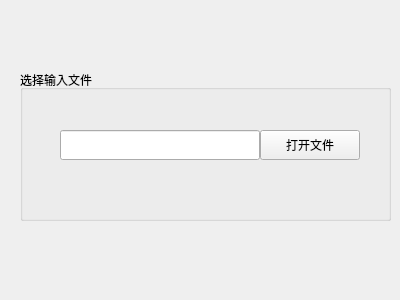
The window that 7_10_CUSA/form.ui (MaoXi/Qt_Learning) describes before a commit, drawn with Qt 5.
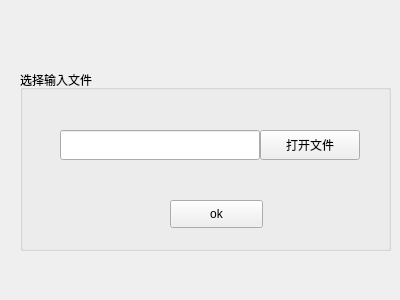
The same window after the commit.

```diff
--- a/7_10_CUSA/form.ui
+++ b/7_10_CUSA/form.ui
@@ -19,7 +19,7 @@
      <x>20</x>
      <y>70</y>
      <width>371</width>
-     <height>151</height>
+     <height>181</height>
     </rect>
    </property>
    <property name="title">
@@ -48,6 +48,19 @@
      </rect>
     </property>
    </widget>
+   <widget class="QPushButton" name="pushButton_2">
+    <property name="geometry">
+     <rect>
+      <x>150</x>
+      <y>130</y>
+      <width>93</width>
+      <height>28</height>
+     </rect>
+    </property>
+    <property name="text">
+     <string>ok</string>
+    </property>
+   </widget>
   </widget>
  </widget>
  <resources/>
```
